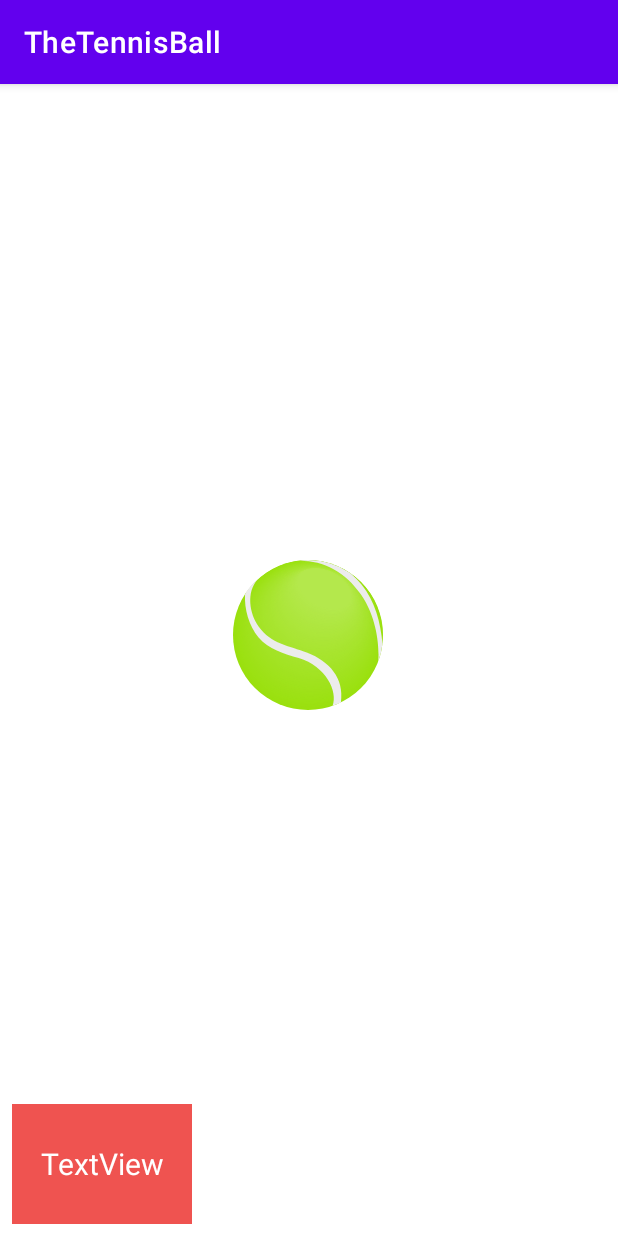
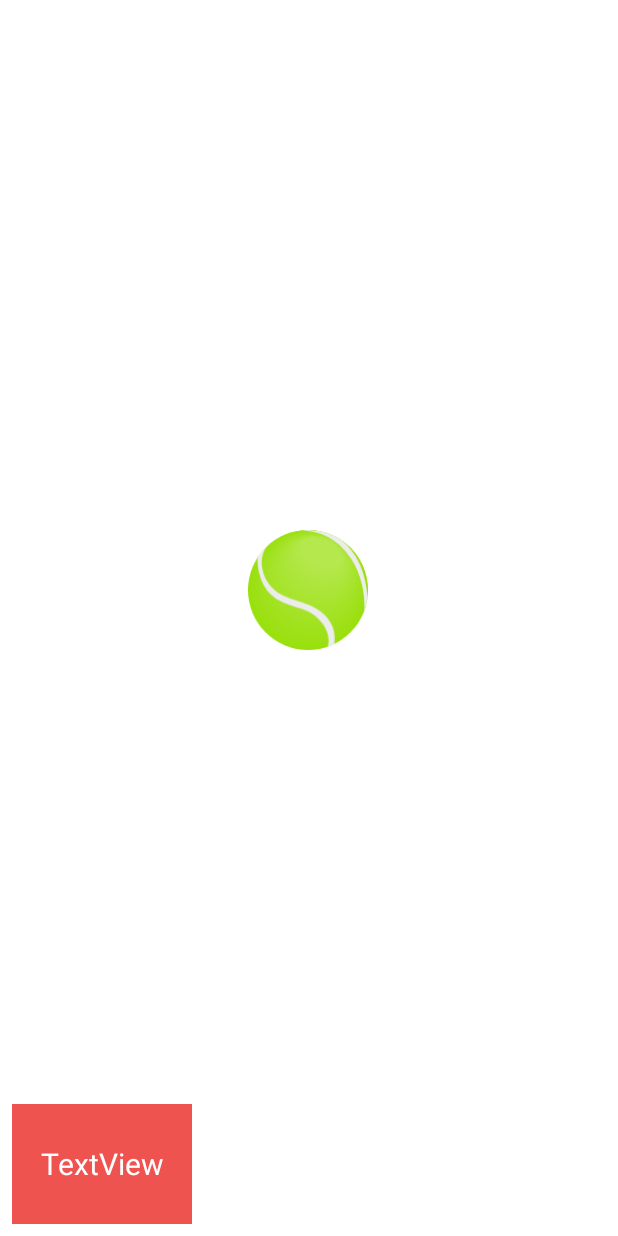
Before and after one commit to Mari2205/tennisBall_andriod_H4, an Android app: the screen it shows after launch (MainActivity), on a phone screen of 412 x 824 dp. Run offline under Robolectric (Android 15) with nearby library versions, the phone set to English and light mode, and no system bars.

Commit message:
oplodaing lt ref

```diff
--- a/app/src/main/java/dk/hovdeforlob4/android/thetennisball/MainActivity.kt
+++ b/app/src/main/java/dk/hovdeforlob4/android/thetennisball/MainActivity.kt
@@ -20,6 +20,7 @@ class MainActivity : AppCompatActivity(), SensorEventListener {
 
     override fun onCreate(savedInstanceState: Bundle?) {
         super.onCreate(savedInstanceState)
+        supportActionBar?.hide() // removes the actionbar
         setContentView(R.layout.activity_main)
 
         setUpAccelerometerSensor()
@@ -41,7 +42,7 @@ class MainActivity : AppCompatActivity(), SensorEventListener {
 
 
     override fun onSensorChanged(event: SensorEvent?) {
-        val ball = findViewById<ImageView>(R.id.imageView_move)
+        val ball = findViewById<ImageView>(R.id.imageView_ball)
         val txtview = findViewById<TextView>(R.id.txtView)
 
         if(event?.sensor?.type == Sensor.TYPE_ACCELEROMETER){
--- a/app/src/main/res/layout/activity_main.xml
+++ b/app/src/main/res/layout/activity_main.xml
@@ -6,10 +6,11 @@
     android:layout_height="match_parent"
     tools:context=".MainActivity">
 
+
     <ImageView
-        android:id="@+id/imageView_move"
-        android:layout_width="100dp"
-        android:layout_height="100dp"
+        android:id="@+id/imageView_ball"
+        android:layout_width="80dp"
+        android:layout_height="80dp"
         app:layout_constraintBottom_toBottomOf="parent"
         app:layout_constraintEnd_toEndOf="parent"
         app:layout_constraintHorizontal_bias="0.498"
```
Also changed, not shown: app/src/main/ic_tennisCorad-playstore.png (added), app/src/main/ic_tennis_corad-playstore.png (added).
